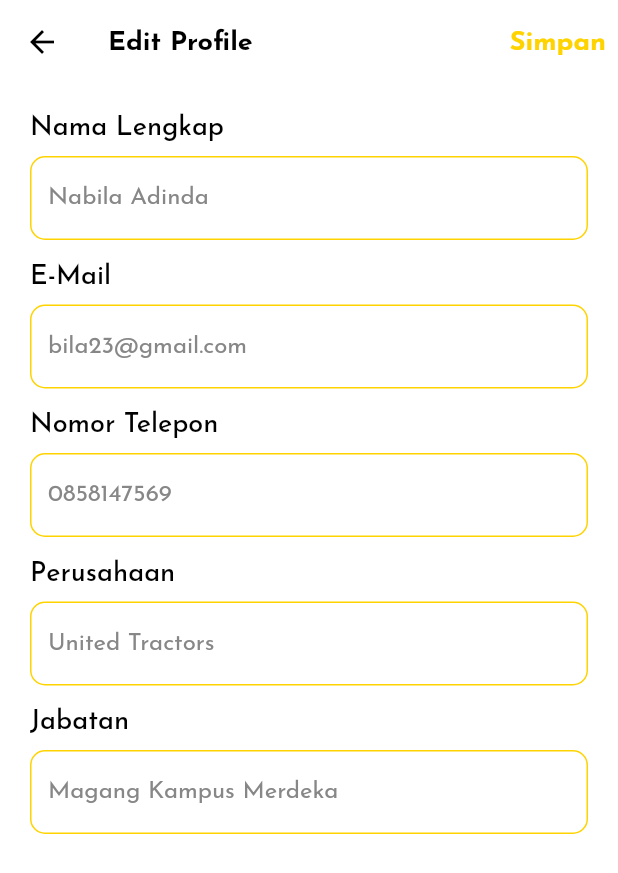
After one commit to Bila18/gpp_mobile, a Flutter app: the ProfileView screen opened directly, on a phone screen of 412 x 824 dp. The commit adds this screen. Shown: the top 873 px of the screen. Run offline on Flutter 3.47's test engine with Material 2 defaults, Android fonts, the phone set to English and light mode, and no system bars; our stand-ins replace google_fonts.

Commit message:
Make screen edit profile

```diff
--- a/lib/main.dart
+++ b/lib/main.dart
@@ -15,6 +15,7 @@ class MyApp extends StatelessWidget {
     return MaterialApp(
       debugShowCheckedModeBanner: false,
       theme: ThemeData(
+        scaffoldBackgroundColor: Colors.white,
         textTheme: GoogleFonts.josefinSansTextTheme(
           Theme.of(context).textTheme,
         ),
--- a/lib/utils/widgets.dart
+++ b/lib/utils/widgets.dart
@@ -74,3 +74,46 @@ void popUp(BuildContext context, String img, String title,
     },
   );
 }
+
+void popUpOk(BuildContext context, String img, String title,
+    void Function() onTap) async {
+  showDialog(
+    context: context,
+    builder: (context) {
+      return AlertDialog(
+        content: Column(mainAxisSize: MainAxisSize.min, children: [
+          Image.asset(
+            img,
+            height: 250,
+            width: 250,
+          ),
+          Text(
+            title,
+            textAlign: TextAlign.center,
+            style: const TextStyle(fontSize: 24, fontWeight: FontWeight.bold),
+          )
+        ]),
+        actions: [
+          Padding(
+            padding: const EdgeInsets.symmetric(horizontal: 10),
+            child: Row(
+              mainAxisAlignment: MainAxisAlignment.spaceBetween,
+              children: [
+                TextButton(
+                  onPressed: onTap,
+                  child: const Text(
+                    'Ya',
+                    style: TextStyle(
+                        fontSize: 16,
+                        fontWeight: FontWeight.bold,
+                        color: Colors.white),
+                  ),
+                ),
+              ],
+            ),
+          ),
+        ],
+      );
+    },
+  );
+}
--- a/lib/views/home_view.dart
+++ b/lib/views/home_view.dart
@@ -2,6 +2,7 @@ import 'package:flutter/material.dart';
 import 'package:gpp_mobile/models/spare_parts.dart';
 import 'package:gpp_mobile/utils/widgets.dart';
 import 'package:gpp_mobile/views/info_gpt_view.dart';
+import 'package:gpp_mobile/views/profil_view.dart';
 import '../utils/color_pallete.dart';
 import '../utils/spare_part_card.dart';
 import '../utils/tips_trik_card.dart';
@@ -52,12 +53,12 @@ class _HomeViewState extends State<HomeView> {
                       ),
                       ListTile(
                         onTap: () {
-                          // Navigator.push(
-                          //   context,
-                          //   MaterialPageRoute(
-                          //     builder: (context) => const EditProfileView(),
-                          //   ),
-                          // );
+                          Navigator.push(
+                            context,
+                            MaterialPageRoute(
+                              builder: (context) => const ProfileView(),
+                            ),
+                          );
                         },
                         contentPadding: const EdgeInsets.fromLTRB(45, 0, 40, 0),
                         leading: const Icon(
--- /dev/null
+++ b/lib/views/profil_view.dart
@@ -0,0 +1,208 @@
+import 'package:flutter/material.dart';
+
+import '../utils/color_pallete.dart';
+import '../widgets/box_text_field.dart';
+
+class ProfileView extends StatefulWidget {
+  const ProfileView({super.key});
+
+  @override
+  State<ProfileView> createState() => _ProfileViewState();
+}
+
+class _ProfileViewState extends State<ProfileView> {
+  final GlobalKey<FormState> _formKey = GlobalKey<FormState>();
+  final TextEditingController _nama = TextEditingController();
+  final TextEditingController _email = TextEditingController();
+  final TextEditingController _hp = TextEditingController();
+  final TextEditingController _prshn = TextEditingController();
+  final TextEditingController _jbtn = TextEditingController();
+  @override
+  Widget build(BuildContext context) {
+    return Scaffold(
+      appBar: AppBar(
+        backgroundColor: Colors.white,
+        elevation: 0,
+        title: const Text(
+          'Edit Profile',
+          style: TextStyle(
+            fontWeight: FontWeight.bold,
+            fontSize: 18,
+            color: Colors.black,
+          ),
+        ),
+        automaticallyImplyLeading: false,
+        leading: IconButton(
+          icon: const Icon(
+            Icons.arrow_back,
+            color: Colors.black,
+          ),
+          onPressed: () {
+            Navigator.pop(context);
+          },
+        ),
+        actions: [
+          TextButton(
+            onPressed: () {},
+            child: Text(
+              'Simpan',
+              style: TextStyle(
+                fontWeight: FontWeight.bold,
+                fontSize: 18,
+                color: ColorPallete.primary,
+              ),
+            ),
+          )
+        ],
+      ),
+      body: SafeArea(
+        child: Padding(
+          padding: const EdgeInsets.all(20),
+          child: Form(
+            key: _formKey,
+            autovalidateMode: AutovalidateMode.onUserInteraction,
+            child: Column(
+              crossAxisAlignment: CrossAxisAlignment.start,
+              children: [
+                const Text(
+                  'Nama Lengkap',
+                  style: TextStyle(
+                    fontSize: 18,
+                    fontWeight: FontWeight.w500,
+                    color: Colors.black,
+                  ),
+                ),
+                const SizedBox(
+                  height: 10,
+                ),
+                BoxTextField(
+                  (value) {
+                    if (value!.isEmpty) {
+                      return 'Nama lengkap tidak boleh kosong';
+                    }
+                    return null;
+                  },
+                  'Nabila Adinda',
+                  controller: _nama,
+                  keyboard: TextInputType.name,
+                  action: TextInputAction.next,
+                ),
+                const SizedBox(
+                  height: 15,
+                ),
+                const Text(
+                  'E-Mail',
+                  style: TextStyle(
+                    fontSize: 18,
+                    fontWeight: FontWeight.w500,
+                    color: Colors.black,
+                  ),
+                ),
+                const SizedBox(
+                  height: 10,
+                ),
+                BoxTextField(
+                  (value) {
+                    if (value!.isEmpty) {
+                      return 'Email tidak boleh kosong';
+                    } else if (!RegExp(
+                            r'^[a-zA-Z0-9.!#$%&’*+/=?^_`{|}~-]+@[a-zA-Z0-9-]+(?:\.[a-zA-Z0-9-]+)*$')
+                        .hasMatch(value)) {
+                      return 'Masukkan email yang valid';
+                    }
+                    return null;
+                  },
+                  'bila23@gmail.com',
+                  controller: _email,
+                  keyboard: TextInputType.emailAddress,
+                  action: TextInputAction.next,
+                ),
+                const SizedBox(
+                  height: 15,
+                ),
+                const Text(
+                  'Nomor Telepon',
+                  style: TextStyle(
+                    fontSize: 18,
+                    fontWeight: FontWeight.w500,
+                    color: Colors.black,
+                  ),
+                ),
+                const SizedBox(
+                  height: 10,
+                ),
+                BoxTextField(
+                  (value) {
+                    if (value!.isEmpty) {
+                      return 'Nomor telpon tidak boleh kosong';
+                    }
+                    return null;
+                  },
+                  '0858147569',
+                  controller: _hp,
+                  keyboard: TextInputType.phone,
+                  action: TextInputAction.next,
+                ),
+                const SizedBox(
+                  height: 15,
+                ),
+                const Text(
+                  'Perusahaan',
+                  style: TextStyle(
+                    fontSize: 18,
+                    fontWeight: FontWeight.w500,
+                    color: Colors.black,
+                  ),
+                ),
+                const SizedBox(
+                  height: 10,
+                ),
+                BoxTextField(
+                  (value) {
+                    if (value!.isEmpty) {
+                      return 'Nama perusahaan tidak boleh kosong';
+                    }
+                    return null;
+                  },
+                  'United Tractors',
+                  controller: _prshn,
+                  keyboard: TextInputType.name,
+                  action: TextInputAction.next,
+                ),
+                const SizedBox(
+                  height: 15,
+                ),
+                const Text(
+                  'Jabatan',
+                  style: TextStyle(
+                    fontSize: 18,
+                    fontWeight: FontWeight.w500,
+                    color: Colors.black,
+                  ),
+                ),
+                const SizedBox(
+                  height: 10,
+                ),
+                BoxTextField(
+                  (value) {
+                    if (value!.isEmpty) {
+                      return 'Nama jabatan tidak boleh kosong';
+                    }
+                    return null;
+                  },
+                  'Magang Kampus Merdeka',
+                  controller: _jbtn,
+                  keyboard: TextInputType.name,
+                  action: TextInputAction.next,
+                ),
+                const SizedBox(
+                  height: 15,
+                ),
+              ],
+            ),
+          ),
+        ),
+      ),
+    );
+  }
+}
--- /dev/null
+++ b/lib/widgets/box_text_field.dart
@@ -0,0 +1,52 @@
+import 'package:flutter/material.dart';
+import '../utils/color_pallete.dart';
+
+class BoxTextField extends StatelessWidget {
+  const BoxTextField(
+    this.validator,
+    this.labelText, {
+    super.key,
+    required TextEditingController controller,
+    required TextInputType keyboard,
+    required TextInputAction action,
+  })  : _controller = controller,
+        _keyboard = keyboard,
+        _action = action;
+
+  final TextEditingController _controller;
+  final TextInputType _keyboard;
+  final TextInputAction _action;
+  final String labelText;
+  final FormFieldValidator<String> validator;
+
+  @override
+  Widget build(BuildContext context) {
+    return TextFormField(
+      controller: _controller, //make parameter
+      keyboardType: _keyboard, //make parameter
+      textInputAction: _action, //make parameter
+      obscureText: false, //make parameter
+      decoration: InputDecoration(
+        labelText: labelText, //make parameter
+        labelStyle: TextStyle(
+          color: ColorPallete.textField,
+        ),
+        floatingLabelBehavior: FloatingLabelBehavior.never,
+        filled: true, fillColor: Colors.white,
+        focusedBorder: OutlineInputBorder(
+          borderSide: BorderSide(
+            color: ColorPallete.primary,
+          ),
+          borderRadius: BorderRadius.circular(10),
+        ),
+        enabledBorder: OutlineInputBorder(
+          borderSide: BorderSide(
+            width: 1,
+            color: ColorPallete.primary,
+          ),
+          borderRadius: BorderRadius.circular(10),
+        ),
+      ),
+    );
+  }
+}
```
Also changed, not shown: assets/images/success.png (added).
